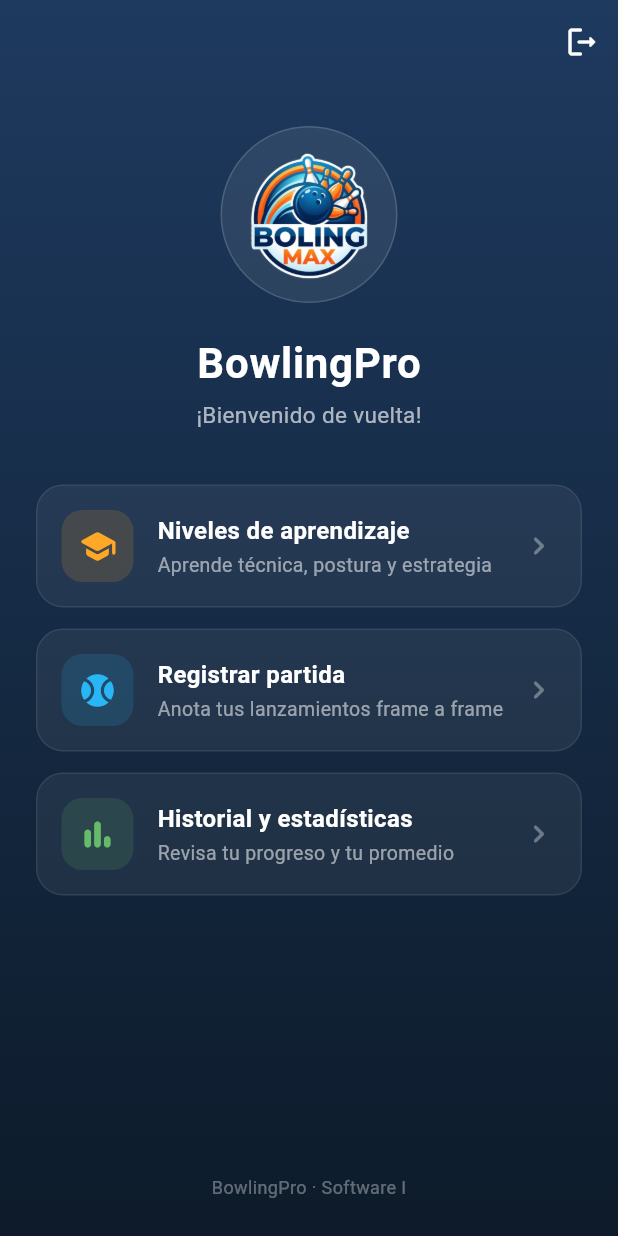
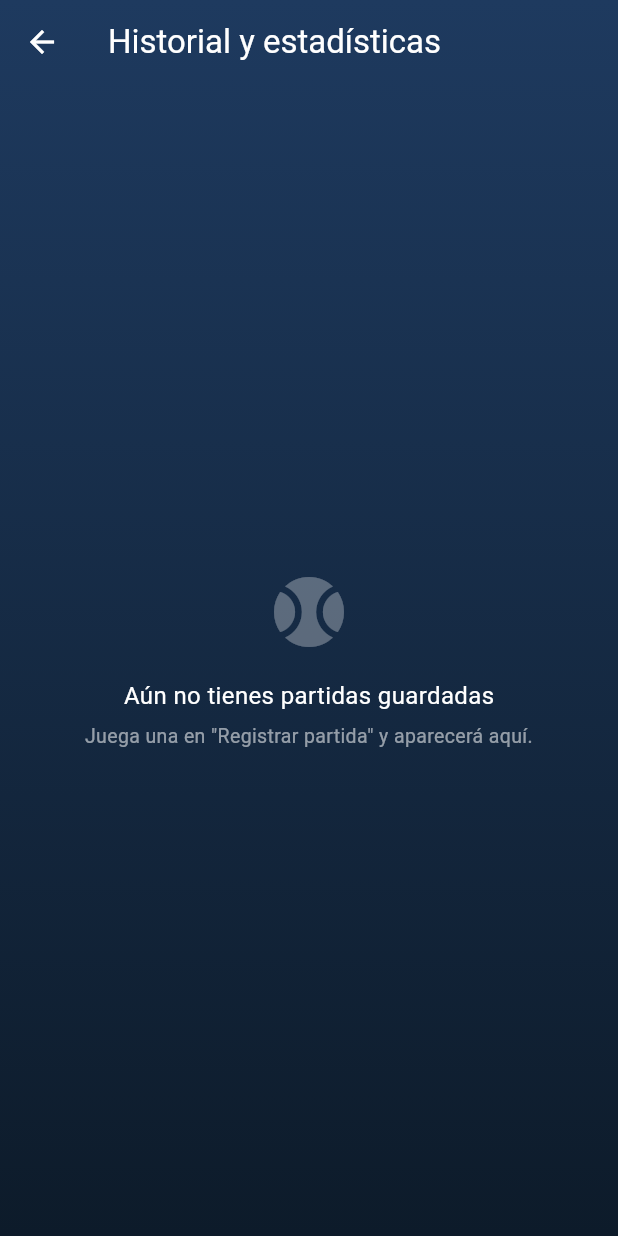
Before and after one commit to jeanpierrecarbalpinilla/bowlingpro-final, a Flutter app: the screen it shows once a user with an empty profile is signed in, after a tap on "Historial y estadísticas", on a phone screen of 412 x 824 dp. Run offline on Flutter 3.47's test engine with Material 3 defaults, Android fonts, the phone set to English and light mode, and no system bars; our stand-ins replace cloud_firestore, firebase_auth, firebase_core; accounts and stored records are empty.

Commit message:
feat(epica3): pantalla de historial y estadisticas

```diff
--- /dev/null
+++ b/lib/screens/historial_screen.dart
@@ -0,0 +1,361 @@
+import 'package:cloud_firestore/cloud_firestore.dart';
+import 'package:firebase_auth/firebase_auth.dart';
+import 'package:flutter/material.dart';
+import '../services/partida_service.dart';
+
+class HistorialScreen extends StatefulWidget {
+  const HistorialScreen({super.key});
+
+  @override
+  State<HistorialScreen> createState() => _HistorialScreenState();
+}
+
+class _HistorialScreenState extends State<HistorialScreen> {
+  final PartidaService _service = PartidaService();
+  late Future<List<Map<String, dynamic>>> _futuro;
+
+  @override
+  void initState() {
+    super.initState();
+    _futuro = _cargar();
+  }
+
+  Future<List<Map<String, dynamic>>> _cargar() {
+    final uid = FirebaseAuth.instance.currentUser?.uid;
+    if (uid == null) return Future.value([]);
+    return _service.obtenerPartidas(uid);
+  }
+
+  Future<void> _refrescar() async {
+    final nuevo = _cargar();
+    setState(() => _futuro = nuevo);
+    await nuevo;
+  }
+
+  String _fecha(dynamic valor) {
+    if (valor is! Timestamp) return '-';
+    final d = valor.toDate();
+    final dd = d.day.toString().padLeft(2, '0');
+    final mm = d.month.toString().padLeft(2, '0');
+    final hh = d.hour.toString().padLeft(2, '0');
+    final mi = d.minute.toString().padLeft(2, '0');
+    return '$dd/$mm/${d.year}  $hh:$mi';
+  }
+
+  int _num(dynamic v) => v is num ? v.toInt() : 0;
+
+  /// Calcula promedio, mejor puntaje, % de strikes y % de spares.
+  /// % strikes = frames con strike en el primer lanzamiento / frames jugados.
+  /// % spares = spares / frames donde el spare era posible (sin strike).
+  Map<String, double> _estadisticas(List<Map<String, dynamic>> partidas) {
+    if (partidas.isEmpty) {
+      return {'promedio': 0, 'mejor': 0, 'strikes': 0, 'spares': 0};
+    }
+
+    int suma = 0;
+    int mejor = 0;
+    int framesTotal = 0;
+    int framesStrike = 0;
+    int framesSpare = 0;
+
+    for (final p in partidas) {
+      final puntaje = _num(p['puntajeTotal']);
+      suma += puntaje;
+      if (puntaje > mejor) mejor = puntaje;
+
+      final frames = (p['frames'] as List?) ?? [];
+      for (final f in frames) {
+        final l = List<int>.from(((f as Map)['lanzamientos'] as List)
+            .map((e) => (e as num).toInt()));
+        if (l.isEmpty) continue;
+        framesTotal++;
+        if (l[0] == 10) {
+          framesStrike++;
+        } else if (l.length >= 2 && l[0] + l[1] == 10) {
+          framesSpare++;
+        }
+      }
+    }
+
+    final sinStrike = framesTotal - framesStrike;
+    return {
+      'promedio': suma / partidas.length,
+      'mejor': mejor.toDouble(),
+      'strikes': framesTotal == 0 ? 0 : framesStrike * 100 / framesTotal,
+      'spares': sinStrike == 0 ? 0 : framesSpare * 100 / sinStrike,
+    };
+  }
+
+  @override
+  Widget build(BuildContext context) {
+    return Scaffold(
+      extendBodyBehindAppBar: true,
+      appBar: AppBar(
+        backgroundColor: Colors.transparent,
+        elevation: 0,
+        foregroundColor: Colors.white,
+        title: const Text('Historial y estadísticas'),
+      ),
+      body: Container(
+        decoration: const BoxDecoration(
+          gradient: LinearGradient(
+            begin: Alignment.topCenter,
+            end: Alignment.bottomCenter,
+            colors: [Color(0xFF1E3A5F), Color(0xFF0D1B2A)],
+          ),
+        ),
+        child: SafeArea(
+          child: FutureBuilder<List<Map<String, dynamic>>>(
+            future: _futuro,
+            builder: (context, snapshot) {
+              if (snapshot.connectionState == ConnectionState.waiting) {
+                return const Center(
+                  child: CircularProgressIndicator(color: Color(0xFFFFA726)),
+                );
+              }
+              if (snapshot.hasError) {
+                return Center(
+                  child: Padding(
+                    padding: const EdgeInsets.all(24),
+                    child: Text(
+                      'No se pudo cargar el historial:\n${snapshot.error}',
+                      textAlign: TextAlign.center,
+                      style: TextStyle(
+                        color: Colors.white.withValues(alpha: 0.65),
+                      ),
+                    ),
+                  ),
+                );
+              }
+
+              final partidas = snapshot.data ?? [];
+              if (partidas.isEmpty) {
+                return Center(
+                  child: Padding(
+                    padding: const EdgeInsets.all(24),
+                    child: Column(
+                      mainAxisSize: MainAxisSize.min,
+                      children: [
+                        Icon(
+                          Icons.sports_baseball_rounded,
+                          size: 56,
+                          color: Colors.white.withValues(alpha: 0.3),
+                        ),
+                        const SizedBox(height: 16),
+                        const Text(
+                          'Aún no tienes partidas guardadas',
+                          style: TextStyle(color: Colors.white, fontSize: 16),
+                        ),
+                        const SizedBox(height: 6),
+                        Text(
+                          'Juega una en "Registrar partida" y aparecerá aquí.',
+                          textAlign: TextAlign.center,
+                          style: TextStyle(
+                            color: Colors.white.withValues(alpha: 0.55),
+                            fontSize: 13,
+                          ),
+                        ),
+                      ],
+                    ),
+                  ),
+                );
+              }
+
+              final est = _estadisticas(partidas);
+
+              return RefreshIndicator(
+                onRefresh: _refrescar,
+                color: const Color(0xFFFFA726),
+                child: ListView(
+                  physics: const AlwaysScrollableScrollPhysics(),
+                  padding: const EdgeInsets.fromLTRB(16, 56, 16, 24),
+                  children: [
+                    Row(
+                      children: [
+                        Expanded(
+                          child: _StatCard(
+                            titulo: 'Promedio',
+                            valor: est['promedio']!.toStringAsFixed(1),
+                            color: const Color(0xFFFFA726),
+                          ),
+                        ),
+                        const SizedBox(width: 10),
+                        Expanded(
+                          child: _StatCard(
+                            titulo: 'Mejor',
+                            valor: est['mejor']!.toInt().toString(),
+                            color: const Color(0xFF66BB6A),
+                          ),
+                        ),
+                      ],
+                    ),
+                    const SizedBox(height: 10),
+                    Row(
+                      children: [
+                        Expanded(
+                          child: _StatCard(
+                            titulo: '% Strikes',
+                            valor: '${est['strikes']!.toStringAsFixed(0)}%',
+                            color: const Color(0xFF29B6F6),
+                          ),
+                        ),
+                        const SizedBox(width: 10),
+                        Expanded(
+                          child: _StatCard(
+                            titulo: '% Spares',
+                            valor: '${est['spares']!.toStringAsFixed(0)}%',
+                            color: const Color(0xFF29B6F6),
+                          ),
+                        ),
+                      ],
+                    ),
+                    const SizedBox(height: 22),
+                    Text(
+                      'Partidas (${partidas.length})',
+                      style: const TextStyle(
+                        color: Colors.white,
+                        fontSize: 16,
+                        fontWeight: FontWeight.w600,
+                      ),
+                    ),
+                    const SizedBox(height: 10),
+                    ...partidas.map(
+                      (p) => _PartidaTile(
+                        fecha: _fecha(p['fecha']),
+                        puntaje: _num(p['puntajeTotal']),
+                        strikes: _num(p['strikes']),
+                        spares: _num(p['spares']),
+                        pines: _num(p['pinesDerribados']),
+                      ),
+                    ),
+                  ],
+                ),
+              );
+            },
+          ),
+        ),
+      ),
+    );
+  }
+}
+
+/// Tarjeta de una estadística individual.
+class _StatCard extends StatelessWidget {
+  final String titulo;
+  final String valor;
+  final Color color;
+
+  const _StatCard({
+    required this.titulo,
+    required this.valor,
+    required this.color,
+  });
+
+  @override
+  Widget build(BuildContext context) {
+    return Container(
+      padding: const EdgeInsets.symmetric(vertical: 16, horizontal: 16),
+      decoration: BoxDecoration(
+        color: Colors.white.withValues(alpha: 0.06),
+        borderRadius: BorderRadius.circular(18),
+        border: Border.all(color: Colors.white.withValues(alpha: 0.08)),
+      ),
+      child: Column(
+        crossAxisAlignment: CrossAxisAlignment.start,
+        children: [
+          Text(
+            titulo,
+            style: TextStyle(
+              color: Colors.white.withValues(alpha: 0.55),
+              fontSize: 13,
+            ),
+          ),
+          const SizedBox(height: 4),
+          Text(
+            valor,
+            style: TextStyle(
+              color: color,
+              fontSize: 28,
+              fontWeight: FontWeight.w700,
+            ),
+          ),
+        ],
+      ),
+    );
+  }
+}
+
+/// Fila de una partida guardada.
+class _PartidaTile extends StatelessWidget {
+  final String fecha;
+  final int puntaje;
+  final int strikes;
+  final int spares;
+  final int pines;
+
+  const _PartidaTile({
+    required this.fecha,
+    required this.puntaje,
+    required this.strikes,
+    required this.spares,
+    required this.pines,
+  });
+
+  @override
+  Widget build(BuildContext context) {
+    return Container(
+      margin: const EdgeInsets.only(bottom: 10),
+      padding: const EdgeInsets.all(16),
+      decoration: BoxDecoration(
+        color: Colors.white.withValues(alpha: 0.06),
+        borderRadius: BorderRadius.circular(18),
+        border: Border.all(color: Colors.white.withValues(alpha: 0.08)),
+      ),
+      child: Row(
+        children: [
+          Container(
+            width: 64,
+            height: 48,
+            alignment: Alignment.center,
+            decoration: BoxDecoration(
+              color: const Color(0xFFFFA726).withValues(alpha: 0.15),
+              borderRadius: BorderRadius.circular(14),
+            ),
+            child: Text(
+              '$puntaje',
+              style: const TextStyle(
+                color: Color(0xFFFFA726),
+                fontSize: 22,
+                fontWeight: FontWeight.w700,
+              ),
+            ),
+          ),
+          const SizedBox(width: 16),
+          Expanded(
+            child: Column(
+              crossAxisAlignment: CrossAxisAlignment.start,
+              children: [
+                Text(
+                  fecha,
+                  style: const TextStyle(
+                    color: Colors.white,
+                    fontSize: 15,
+                    fontWeight: FontWeight.w600,
+                  ),
+                ),
+                const SizedBox(height: 2),
+                Text(
+                  '$strikes strikes · $spares spares · $pines pines',
+                  style: TextStyle(
+                    color: Colors.white.withValues(alpha: 0.55),
+                    fontSize: 13,
+                  ),
+                ),
+              ],
+            ),
+          ),
+        ],
+      ),
+    );
+  }
+}
--- a/lib/screens/home_screen.dart
+++ b/lib/screens/home_screen.dart
@@ -2,6 +2,7 @@ import 'package:flutter/material.dart';
 import '../services/auth_service.dart';
 import 'package:bowling_pro/screens/niveles_screen.dart';
 import 'nueva_partida_screen.dart';
+import 'historial_screen.dart';
 
 class HomeScreen extends StatelessWidget {
   const HomeScreen({super.key});
@@ -117,9 +118,10 @@ class HomeScreen extends StatelessWidget {
                             iconColor: const Color(0xFF66BB6A),
                             title: 'Historial y estadísticas',
                             subtitle: 'Revisa tu progreso y tu promedio',
-                            onTap: () {
-                              // TODO: navegar a HistorialScreen
-                            },
+                            onTap: () => Navigator.push(
+                              context,
+                              MaterialPageRoute(builder: (_) => const HistorialScreen()),
+                            ),
                           ),
 
                           const Spacer(),
```
